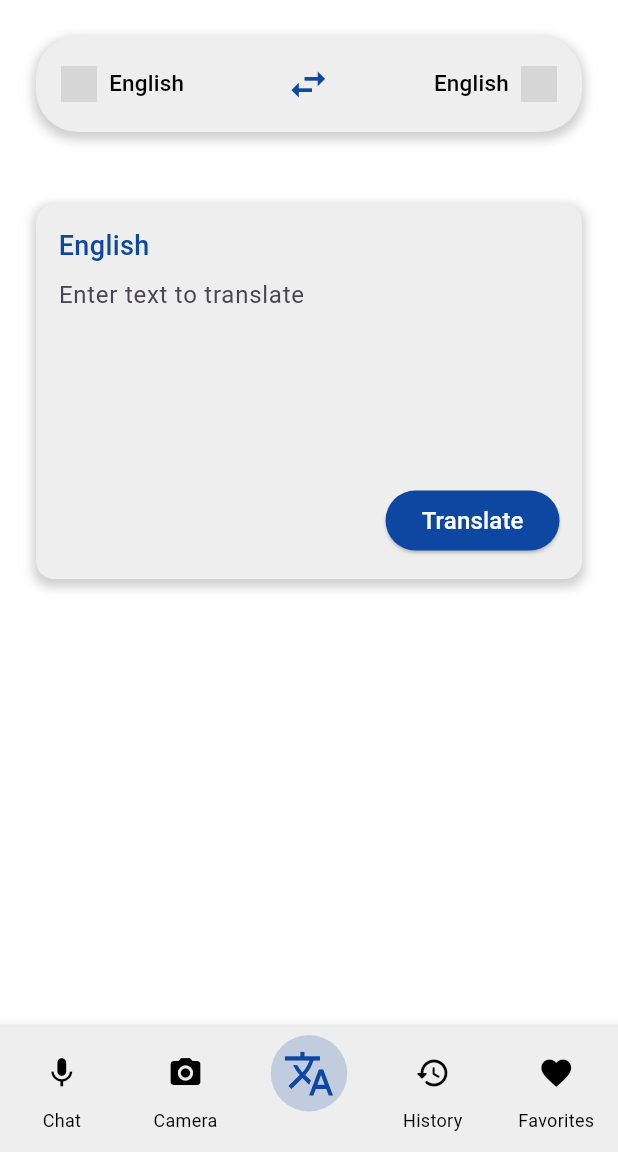
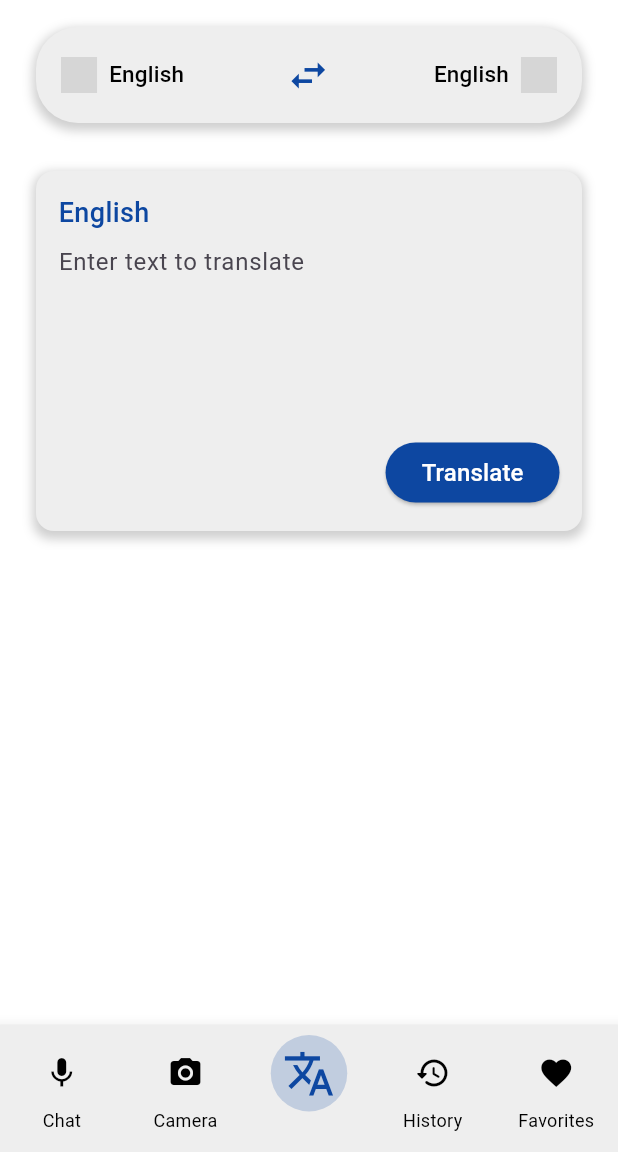
Before and after one commit to DanielLeke/LangConnect, a Flutter app: the HomeView screen opened directly, on a phone screen of 412 x 824 dp, the part 84-1236 px from its top. Run offline on Flutter 3.47's test engine with Material 3 defaults, Android fonts, the phone set to English and light mode, and no system bars; our stand-ins replace cloud_firestore, firebase_auth, firebase_core; missing offline and left inert: country_flags, translator; accounts and stored records are empty; grey boxes are pictures that could not be loaded.

Commit message:
Did some styling to the page

```diff
--- a/lib/pages/translation_pages/text_translator.dart
+++ b/lib/pages/translation_pages/text_translator.dart
@@ -123,7 +123,7 @@ class _TranslatorState extends State<Translator> {
     return ListView(
       children: [
         Padding(
-          padding: const EdgeInsets.all(24.0),
+          padding: const EdgeInsets.fromLTRB(24, 18, 24, 8),
           child: Container(
             decoration: BoxDecoration(
               color: Colors.grey[200],
@@ -319,7 +319,6 @@ class UntranslatedTextInput extends StatelessWidget {
               cursorColor: Colors.black,
               controller: controller,
             ),
-            const SizedBox(height: 10),
             Container(
               alignment: Alignment.bottomRight,
               child: ElevatedButton(
```
